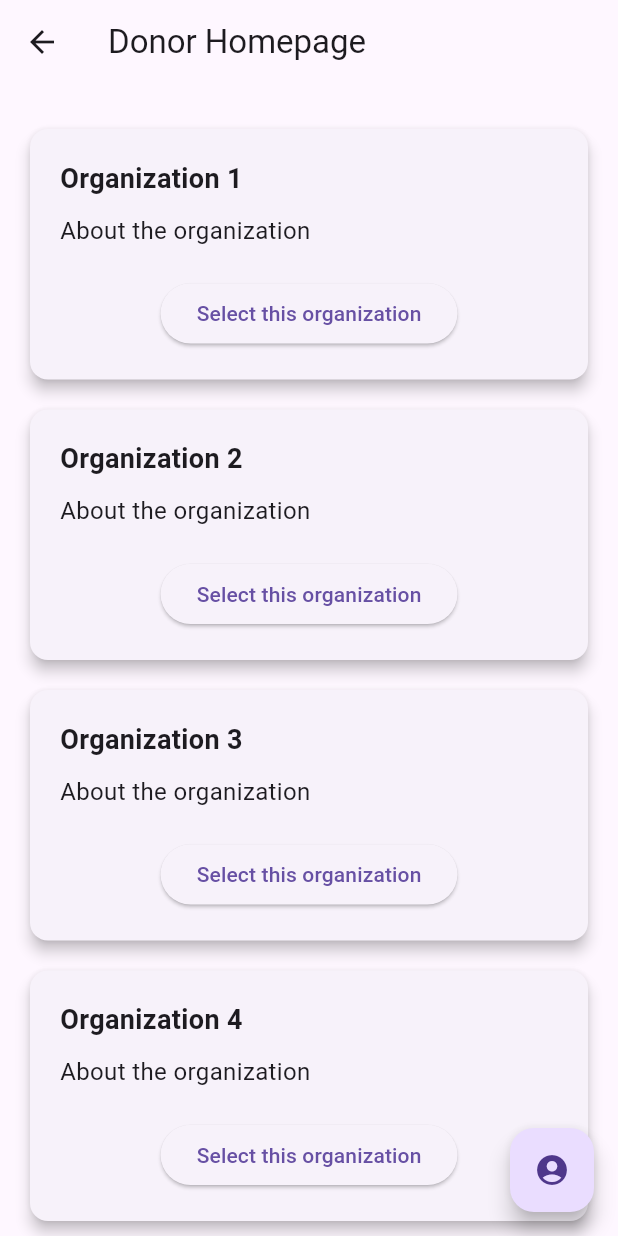
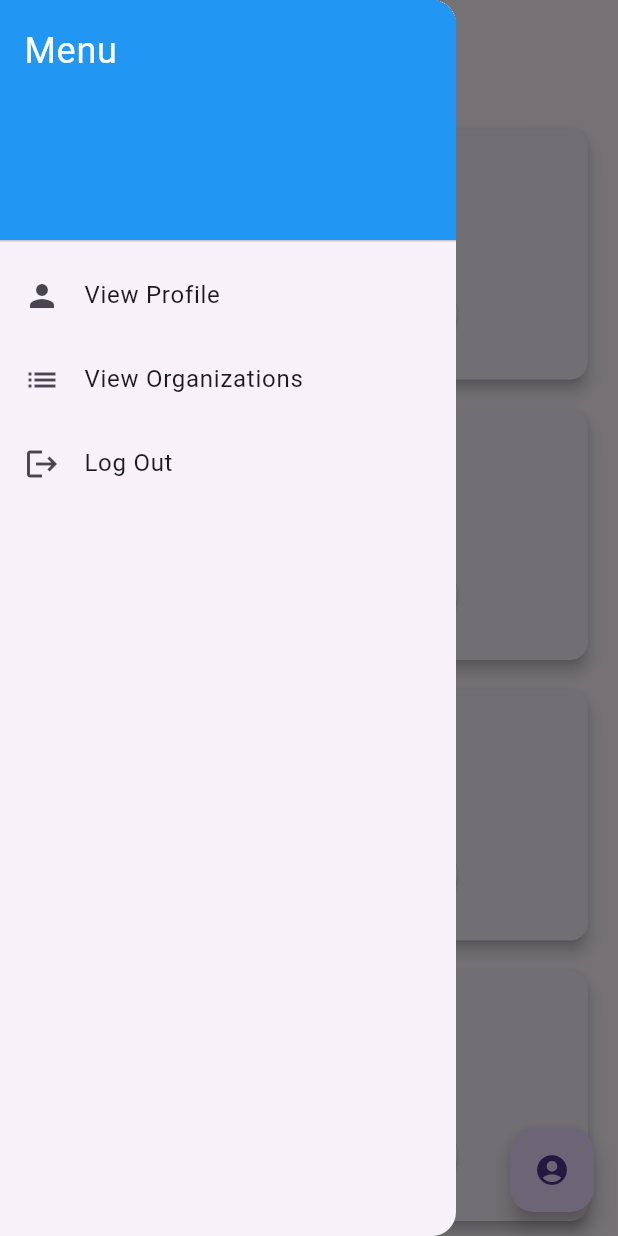
Before and after one commit to ICS-CMSC-23/donation-drive-app, a Flutter app: the DonorPage screen opened directly, with the side drawer open (before the commit the screen has no drawer), on a phone screen of 412 x 824 dp. Run offline on Flutter 3.47's test engine with Material 3 defaults, Android fonts, the phone set to English and light mode, and no system bars; our stand-ins replace email_validator, firebase_auth, firebase_core; accounts and stored records are empty.

```diff
--- a/lib/screens/donor/DonorPage.dart
+++ b/lib/screens/donor/DonorPage.dart
@@ -1,10 +1,11 @@
-// ignore_for_file: library_private_types_in_public_api
-
+// ignore: file_names
 import 'package:flutter/material.dart';
 import 'DonorProfile.dart';
+import 'DonateForm.dart';
+import '../sign_in_page.dart'; // Assuming this is the sign-up page file
 
 class DonorPage extends StatefulWidget {
-  const DonorPage({super.key});
+  const DonorPage({Key? key}) : super(key: key);
 
   @override
   _DonorPageState createState() => _DonorPageState();
@@ -18,27 +19,13 @@ class _DonorPageState extends State<DonorPage> {
     "Organization 4",
   ];
 
-  void approveOrganization(int index) {
-    // Remove the organization from the list
-    organizations.removeAt(index);
-
-    // Show snackbar message for approval
-    ScaffoldMessenger.of(context).showSnackBar(
-      const SnackBar(
-        content: Text("Organization chosen"),
-      ),
-    );
-
-    // Update the UI
-    setState(() {});
-  }
-
   @override
   Widget build(BuildContext context) {
     return Scaffold(
       appBar: AppBar(
         title: const Text("Donor Homepage"),
       ),
+      drawer: _buildDrawer(context),
       body: SingleChildScrollView(
         child: Padding(
           padding: const EdgeInsets.all(20.0),
@@ -46,8 +33,7 @@ class _DonorPageState extends State<DonorPage> {
             crossAxisAlignment: CrossAxisAlignment.start,
             children: organizations
                 .map(
-                    (org) => _buildOrganizationCard(org,
-                        () => approveOrganization(organizations.indexOf(org))),
+                  (org) => _buildOrganizationCard(org),
                 )
                 .toList(),
           ),
@@ -58,13 +44,66 @@ class _DonorPageState extends State<DonorPage> {
         onPressed: () {
           Navigator.push(
             context,
-              MaterialPageRoute(builder: (context) => DonorProfile()),
+            MaterialPageRoute(builder: (context) => const DonorProfile()),
           );
         },
-        ));
+      ),
+    );
   }
 
-  Widget _buildOrganizationCard(String name, VoidCallback onApprove) {
+  Widget _buildDrawer(BuildContext context) {
+    return Drawer(
+      child: ListView(
+        padding: EdgeInsets.zero,
+        children: <Widget>[
+          const DrawerHeader(
+            decoration: BoxDecoration(
+              color: Colors.blue,
+            ),
+            child: Text(
+              'Menu',
+              style: TextStyle(
+                color: Colors.white,
+                fontSize: 24,
+              ),
+            ),
+          ),
+          ListTile(
+            leading: const Icon(Icons.person),
+            title: const Text('View Profile'),
+            onTap: () {
+              Navigator.push(
+                context,
+                MaterialPageRoute(builder: (context) => const DonorProfile()),
+              );
+            },
+          ),
+          ListTile(
+            leading: const Icon(Icons.list),
+            title: const Text('View Organizations'),
+            onTap: () {
+              Navigator.push(
+                context,
+                MaterialPageRoute(builder: (context) => const DonorPage()),
+              );
+            },
+          ),
+          ListTile(
+            leading: const Icon(Icons.logout),
+            title: const Text('Log Out'),
+            onTap: () {
+              Navigator.pushReplacement(
+                context,
+                MaterialPageRoute(builder: (context) => const SignInPage()),
+              );
+            },
+          ),
+        ],
+      ),
+    );
+  }
+
+  Widget _buildOrganizationCard(String name) {
     return Card(
       elevation: 4,
       margin: const EdgeInsets.symmetric(vertical: 10),
@@ -92,7 +131,14 @@ class _DonorPageState extends State<DonorPage> {
               mainAxisAlignment: MainAxisAlignment.spaceAround,
               children: [
                 ElevatedButton(
-                  onPressed: onApprove,
+                  onPressed: () {
+                    Navigator.push(
+                      context,
+                      MaterialPageRoute(
+                        builder: (context) => DonationFormPage(organizationName: name),
+                      ),
+                    );
+                  },
                   child: const Text("Select this organization"),
                 )
               ],
```
Lines whose indentation alone changed are shown as unchanged.
